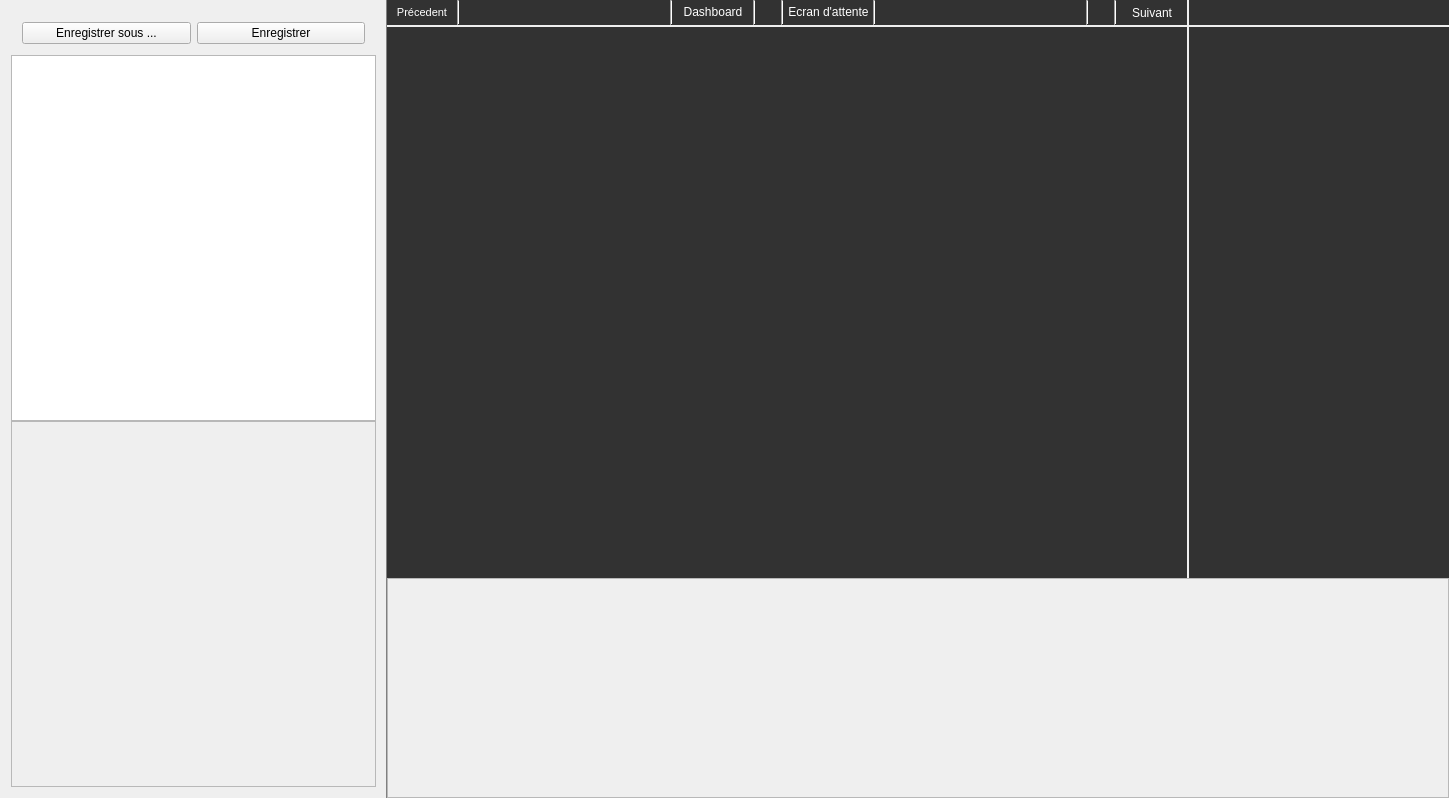
First picture: the form in CMainWindow.ui, repository ludomuse/LudoMuseEditor, before the edit.
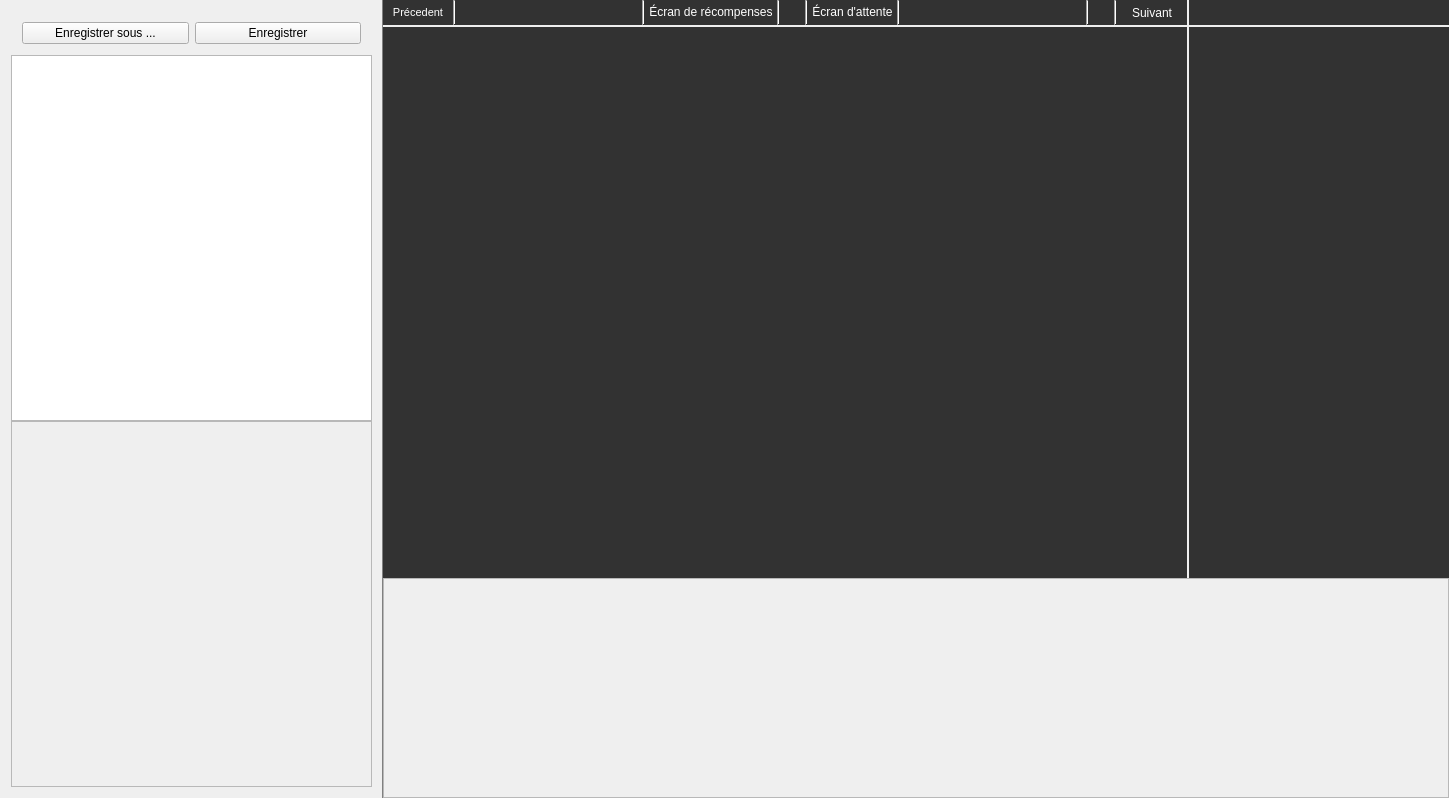
Second picture: the form after the edit. Icons and pictures are not drawn. Custom widgets are drawn as their Qt base class.

Commit message: [MODIF] translated Dashboard to "écran de récompenses"

```diff
--- a/CMainWindow.ui
+++ b/CMainWindow.ui
@@ -107,7 +107,7 @@
              <x>0</x>
              <y>0</y>
              <width>363</width>
-             <height>365</height>
+             <height>363</height>
             </rect>
            </property>
           </widget>
@@ -1216,7 +1216,7 @@
                  <string notr="true">#dashboardButton {color: rgb(255, 255, 255);	background-color: rgb(50, 50, 50);}</string>
                 </property>
                 <property name="text">
-                 <string>Dashboard</string>
+                 <string>Écran de récompenses</string>
                 </property>
                 <property name="flat">
                  <bool>true</bool>
@@ -1302,7 +1302,7 @@
                  <string notr="true">#waitingScreenButton {color: rgb(255, 255, 255);	background-color: rgb(50, 50, 50);}</string>
                 </property>
                 <property name="text">
-                 <string>Ecran d'attente</string>
+                 <string>Écran d'attente</string>
                 </property>
                 <property name="flat">
                  <bool>true</bool>
```
Left out of the diff: 2 changed lines with no effect on the pictures.
